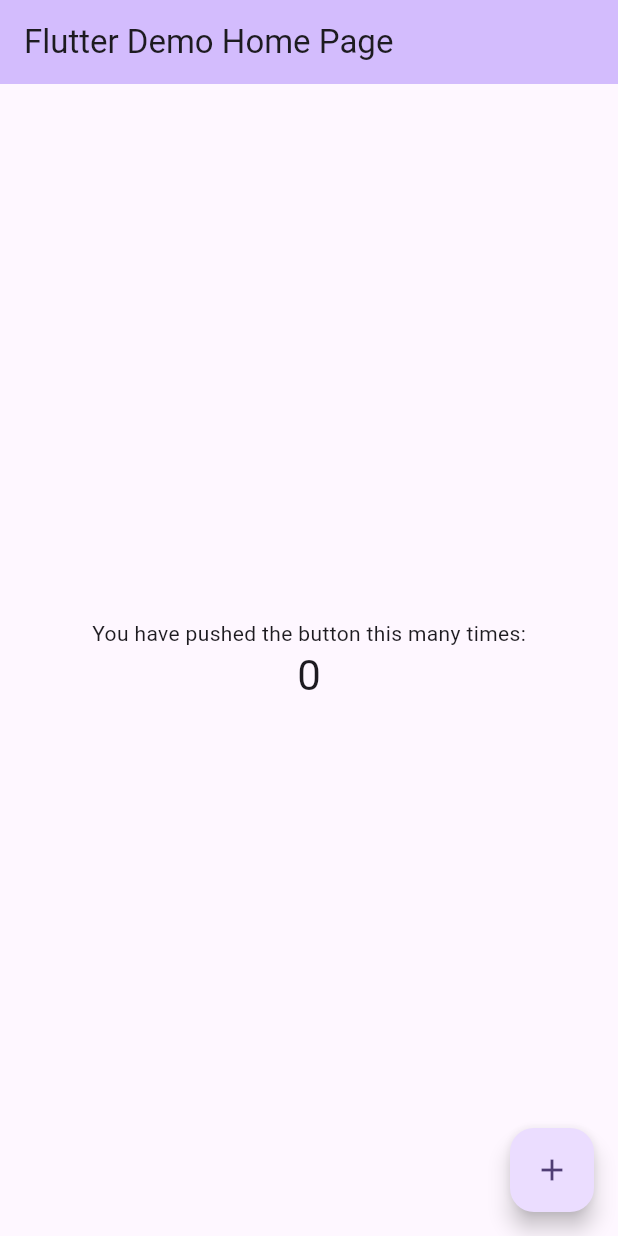
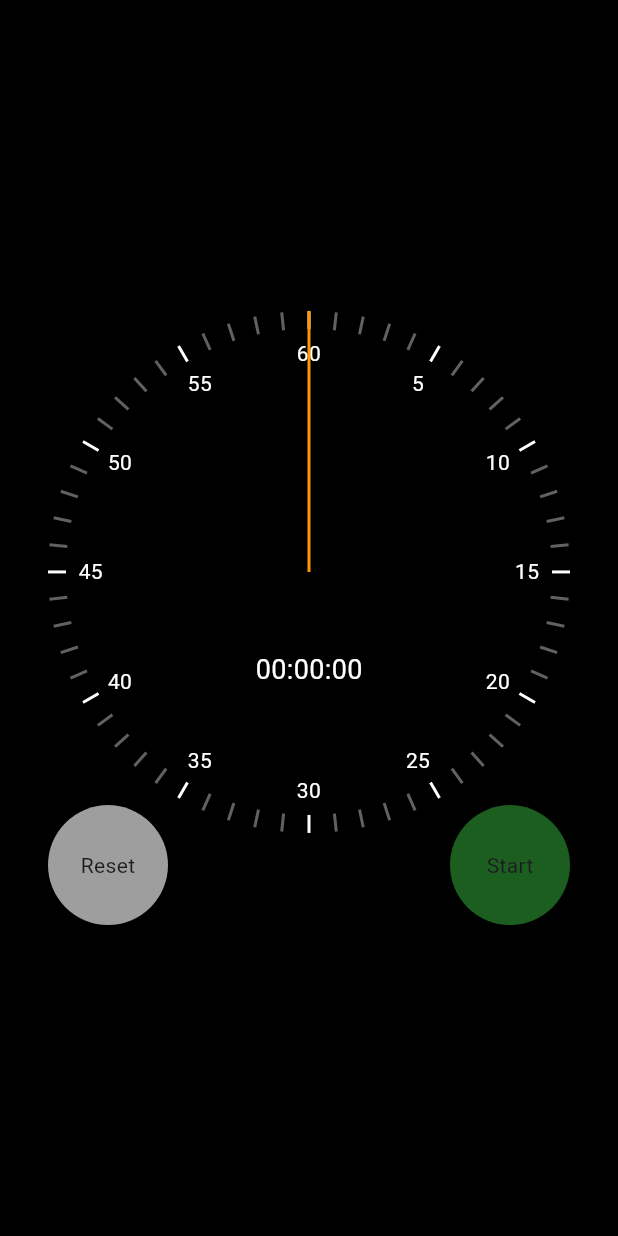
Before and after one commit to hosseinhp1378/interactive-stop-watch, a Flutter app: the screen it shows after launch, on a phone screen of 412 x 824 dp. Run offline on Flutter 3.47's test engine with Material 3 defaults, Android fonts, the phone set to English and light mode, and no system bars.

Commit message:
completed the interactive stop watch clock

```diff
--- a/lib/main.dart
+++ b/lib/main.dart
@@ -1,4 +1,6 @@
 import 'package:flutter/material.dart';
+import 'package:flutter/services.dart';
+import 'ui/stopwatch.dart';
 
 void main() {
   runApp(const MyApp());
@@ -12,114 +14,39 @@ class MyApp extends StatelessWidget {
   Widget build(BuildContext context) {
     return MaterialApp(
       title: 'Flutter Demo',
+      debugShowCheckedModeBanner: false,
       theme: ThemeData(
-        // This is the theme of your application.
-        //
-        // TRY THIS: Try running your application with "flutter run". You'll see
-        // the application has a purple toolbar. Then, without quitting the app,
-        // try changing the seedColor in the colorScheme below to Colors.green
-        // and then invoke "hot reload" (save your changes or press the "hot
-        // reload" button in a Flutter-supported IDE, or press "r" if you used
-        // the command line to start the app).
-        //
-        // Notice that the counter didn't reset back to zero; the application
-        // state is not lost during the reload. To reset the state, use hot
-        // restart instead.
-        //
-        // This works for code too, not just values: Most code changes can be
-        // tested with just a hot reload.
-        colorScheme: ColorScheme.fromSeed(seedColor: Colors.deepPurple),
+        scaffoldBackgroundColor: Colors.black,
         useMaterial3: true,
       ),
-      home: const MyHomePage(title: 'Flutter Demo Home Page'),
+      home: const MyHomePage(),
     );
   }
 }
 
 class MyHomePage extends StatefulWidget {
-  const MyHomePage({super.key, required this.title});
-
-  // This widget is the home page of your application. It is stateful, meaning
-  // that it has a State object (defined below) that contains fields that affect
-  // how it looks.
-
-  // This class is the configuration for the state. It holds the values (in this
-  // case the title) provided by the parent (in this case the App widget) and
-  // used by the build method of the State. Fields in a Widget subclass are
-  // always marked "final".
-
-  final String title;
+  const MyHomePage({super.key});
 
   @override
   State<MyHomePage> createState() => _MyHomePageState();
 }
 
 class _MyHomePageState extends State<MyHomePage> {
-  int _counter = 0;
-
-  void _incrementCounter() {
-    setState(() {
-      // This call to setState tells the Flutter framework that something has
-      // changed in this State, which causes it to rerun the build method below
-      // so that the display can reflect the updated values. If we changed
-      // _counter without calling setState(), then the build method would not be
-      // called again, and so nothing would appear to happen.
-      _counter++;
-    });
-  }
-
   @override
   Widget build(BuildContext context) {
-    // This method is rerun every time setState is called, for instance as done
-    // by the _incrementCounter method above.
-    //
-    // The Flutter framework has been optimized to make rerunning build methods
-    // fast, so that you can just rebuild anything that needs updating rather
-    // than having to individually change instances of widgets.
-    return Scaffold(
-      appBar: AppBar(
-        // TRY THIS: Try changing the color here to a specific color (to
-        // Colors.amber, perhaps?) and trigger a hot reload to see the AppBar
-        // change color while the other colors stay the same.
-        backgroundColor: Theme.of(context).colorScheme.inversePrimary,
-        // Here we take the value from the MyHomePage object that was created by
-        // the App.build method, and use it to set our appbar title.
-        title: Text(widget.title),
-      ),
-      body: Center(
-        // Center is a layout widget. It takes a single child and positions it
-        // in the middle of the parent.
-        child: Column(
-          // Column is also a layout widget. It takes a list of children and
-          // arranges them vertically. By default, it sizes itself to fit its
-          // children horizontally, and tries to be as tall as its parent.
-          //
-          // Column has various properties to control how it sizes itself and
-          // how it positions its children. Here we use mainAxisAlignment to
-          // center the children vertically; the main axis here is the vertical
-          // axis because Columns are vertical (the cross axis would be
-          // horizontal).
-          //
-          // TRY THIS: Invoke "debug painting" (choose the "Toggle Debug Paint"
-          // action in the IDE, or press "p" in the console), to see the
-          // wireframe for each widget.
-          mainAxisAlignment: MainAxisAlignment.center,
-          children: <Widget>[
-            const Text(
-              'You have pushed the button this many times:',
+    return AnnotatedRegion<SystemUiOverlayStyle>(
+      value: SystemUiOverlayStyle.light,
+      child: Scaffold(
+        body: Center(
+          child: Padding(
+            padding: const EdgeInsets.all(32.0),
+            child: AspectRatio(
+              aspectRatio: 0.85,
+              child: Stopwatch(),
             ),
-            Text(
-              '$_counter',
-              style: Theme.of(context).textTheme.headlineMedium,
-            ),
-          ],
+          ),
         ),
       ),
-      floatingActionButton: FloatingActionButton(
-        onPressed: _incrementCounter,
-        tooltip: 'Increment',
-        child: const Icon(Icons.add),
-      ), // This trailing comma makes auto-formatting nicer for build methods.
     );
   }
 }
--- /dev/null
+++ b/lib/ui/clock_hand.dart
@@ -0,0 +1,31 @@
+import 'package:flutter/material.dart';
+
+class ClockHand extends StatelessWidget {
+  final double rotationZAngle;
+  final double handThickness;
+  final double handLength;
+  final Color color;
+
+  const ClockHand({
+    super.key,
+    required this.rotationZAngle,
+    required this.handThickness,
+    required this.handLength,
+    required this.color,
+  });
+
+  @override
+  Widget build(BuildContext context) {
+    return Transform(
+      alignment: Alignment.topCenter,
+      transform: Matrix4.identity()
+        ..translate(-handThickness / 2, 0, 0)
+        ..rotateZ(rotationZAngle),
+      child: Container(
+        height: handLength,
+        width: handThickness,
+        color: color,
+      ),
+    );
+  }
+}
--- /dev/null
+++ b/lib/ui/clock_markers.dart
@@ -0,0 +1,79 @@
+// ignore_for_file: public_member_api_docs, sort_constructors_first
+import 'dart:math';
+
+import 'package:flutter/material.dart';
+
+class ClockSecondsTickMarker extends StatelessWidget {
+  const ClockSecondsTickMarker({
+    super.key,
+    required this.seconds,
+    required this.radius,
+  });
+  final int seconds;
+  final double radius;
+
+  @override
+  Widget build(BuildContext context) {
+    final color = seconds % 5 == 0 ? Colors.white : Colors.grey.shade700;
+    const width = 2.0;
+    const height = 12.0;
+    return Transform(
+      alignment: Alignment.center,
+      transform: Matrix4.identity()
+        ..translate(
+          -width / 2,
+          -height / 2,
+          0,
+        )
+        ..rotateZ(2 * pi * (seconds / 60.0))
+        ..translate(0.0, radius - height / 2, 0.0),
+      // ..translate(0, (radius - height) / 2, 0.0),
+      child: Container(
+        width: width,
+        height: height,
+        color: color,
+      ),
+    );
+  }
+}
+
+class ClockTextMarkers extends StatelessWidget {
+  final int value;
+  final int maxValue;
+  final double radius;
+  const ClockTextMarkers({
+    super.key,
+    required this.value,
+    required this.maxValue,
+    required this.radius,
+  });
+
+  @override
+  Widget build(BuildContext context) {
+    const double width = 30;
+    const double height = 20;
+    return Transform(
+      alignment: Alignment.center,
+      transform: Matrix4.identity()
+        ..translate(
+          -width / 2,
+          -height / 2,
+          0,
+        )
+        ..rotateZ(pi + 2 * pi * (value / maxValue))
+        ..translate(0.0, radius - height / 0.7, 0.0)
+        ..rotateZ(pi - 2 * pi * (value / maxValue)),
+      // ..rotateZ(pi * 3),
+      // ..translate(0, (radius - height) / 2, 0.0),
+      child: SizedBox(
+        width: width,
+        height: height,
+        child: Text(
+          value.toString(),
+          textAlign: TextAlign.center,
+          style: TextStyle(color: Colors.white),
+        ),
+      ),
+    );
+  }
+}
--- /dev/null
+++ b/lib/ui/elapsed_time_text_basic.dart
@@ -0,0 +1,30 @@
+import 'package:flutter/material.dart';
+
+class ElapsedTimeTextBasic extends StatelessWidget {
+  final Duration elapsed;
+  const ElapsedTimeTextBasic({
+    super.key,
+    required this.elapsed,
+  });
+
+  @override
+  Widget build(BuildContext context) {
+    final hundreds = (elapsed.inMilliseconds / 10) % 100;
+    final seconds = elapsed.inSeconds % 60;
+    final minutes = elapsed.inMinutes % 60;
+    final hundredsStr = hundreds.toStringAsFixed(0).padLeft(2, '0');
+    final secondsStr = seconds.toString().padLeft(2, '0');
+    final minutesStr = minutes.toString().padLeft(2, '0');
+
+    return Row(
+      mainAxisAlignment: MainAxisAlignment.center,
+      children: [
+        Text(
+          '$minutesStr:$secondsStr:$hundredsStr',
+          textAlign: TextAlign.center,
+          style: TextStyle(fontSize: 18, color: Colors.white),
+        ),
+      ],
+    );
+  }
+}
--- /dev/null
+++ b/lib/ui/reset_button.dart
@@ -0,0 +1,25 @@
+import 'package:flutter/material.dart';
+
+class ResetButton extends StatelessWidget {
+  final VoidCallback? onPressed;
+  const ResetButton({
+    super.key,
+    required this.onPressed,
+  });
+
+  @override
+  Widget build(BuildContext context) {
+    return ClipOval(
+      child: Material(
+        color: Colors.grey,
+        child: InkWell(
+          onTap: onPressed,
+          child: Align(
+            alignment: Alignment.center,
+            child: Text('Reset'),
+          ),
+        ),
+      ),
+    );
+  }
+}
--- /dev/null
+++ b/lib/ui/start_stop_button.dart
@@ -0,0 +1,27 @@
+import 'package:flutter/material.dart';
+
+class StartStopButton extends StatelessWidget {
+  final VoidCallback? onPressed;
+  final bool isRunning;
+  const StartStopButton({
+    super.key,
+    required this.onPressed,
+    required this.isRunning,
+  });
+
+  @override
+  Widget build(BuildContext context) {
+    return ClipOval(
+      child: Material(
+        color: isRunning ? Colors.red[900] : Colors.green[900],
+        child: InkWell(
+          onTap: onPressed,
+          child: Align(
+            alignment: Alignment.center,
+            child: Text(isRunning ? 'Stop' : 'Start'),
+          ),
+        ),
+      ),
+    );
+  }
+}
--- /dev/null
+++ b/lib/ui/stopwatch.dart
@@ -0,0 +1,105 @@
+import 'dart:async';
+
+import 'package:flutter/material.dart';
+import 'package:flutter/scheduler.dart';
+import 'package:interactive_stop_watch/ui/elapsed_time_text_basic.dart';
+import 'package:interactive_stop_watch/ui/reset_button.dart';
+import 'package:interactive_stop_watch/ui/start_stop_button.dart';
+import 'package:interactive_stop_watch/ui/stopwatch_rendere.dart';
+
+class Stopwatch extends StatefulWidget {
+  const Stopwatch({super.key});
+
+  @override
+  State<Stopwatch> createState() => _StopwatchState();
+}
+
+class _StopwatchState extends State<Stopwatch>
+    with SingleTickerProviderStateMixin {
+  Duration _previouslyElapsed = Duration.zero;
+  Duration _currentlyElapsed = Duration.zero;
+  Duration get _elapsed => _previouslyElapsed + _currentlyElapsed;
+
+  late final Ticker _ticker;
+  bool _isRunning = false;
+
+  @override
+  void initState() {
+    _ticker = Ticker(
+      (elapsed) {
+        setState(() {
+          _currentlyElapsed = elapsed;
+        });
+      },
+    );
+
+    super.initState();
+  }
+
+  @override
+  void dispose() {
+    _ticker.dispose();
+    super.dispose();
+  }
+
+  void _handleStartStop() {
+    if (_isRunning) {
+      setState(() {
+        _isRunning = false;
+      });
+      _previouslyElapsed += _currentlyElapsed;
+      _currentlyElapsed = Duration.zero;
+      _ticker.stop();
+    } else {
+      setState(() {
+        _isRunning = true;
+      });
+      _ticker.start();
+    }
+  }
+
+  void _reset() {
+    _ticker.stop();
+    setState(() {
+      _isRunning = false;
+      _previouslyElapsed = Duration.zero;
+      _currentlyElapsed = Duration.zero;
+    });
+  }
+
+  @override
+  Widget build(BuildContext context) {
+    return LayoutBuilder(builder: (context, constraints) {
+      final radius = constraints.maxWidth / 2;
+      return Stack(
+        children: [
+          StopwatchRendere(
+            elapsed: _elapsed,
+            radius: radius,
+          ),
+          Align(
+            alignment: Alignment.bottomLeft,
+            child: SizedBox(
+              width: 80,
+              height: 80,
+              child: ResetButton(
+                onPressed: _reset,
+              ),
+            ),
+          ),
+          Align(
+            alignment: Alignment.bottomRight,
+            child: SizedBox(
+              width: 80,
+              height: 80,
+              child: StartStopButton(
+                isRunning: _isRunning,
+                onPressed: _handleStartStop,
+              ),
+            ),
+          )
+        ],
+      );
+    });
+  }
+}
--- /dev/null
+++ b/lib/ui/stopwatch_rendere.dart
@@ -0,0 +1,73 @@
+import 'dart:math';
+
+import 'package:flutter/material.dart';
+import 'package:interactive_stop_watch/ui/clock_hand.dart';
+import 'package:interactive_stop_watch/ui/clock_markers.dart';
+import 'package:interactive_stop_watch/ui/elapsed_time_text_basic.dart';
+
+class StopwatchRendere extends StatelessWidget {
+  const StopwatchRendere({
+    super.key,
+    required this.elapsed,
+    required this.radius,
+  });
+
+  final Duration elapsed;
+  final double radius;
+
+  @override
+  Widget build(BuildContext context) {
+    return Stack(
+      children: [
+        // Container(
+        //   decoration: BoxDecoration(
+        //       border: Border.all(width: 3, color: Colors.orange),
+        //       borderRadius: BorderRadius.circular(radius)),
+        // ),
+        for (var i = 0; i < 60; i++)
+          Positioned(
+            left: radius,
+            top: radius,
+            child: ClockSecondsTickMarker(seconds: i, radius: radius),
+          ),
+        for (var i = 5; i <= 60; i += 5)
+          Positioned(
+            left: radius,
+            top: radius,
+            child: ClockTextMarkers(
+              value: i,
+              radius: radius,
+              maxValue: 60,
+            ),
+          ),
+        Positioned(
+          left: radius,
+          top: radius,
+          child: ClockHand(
+            rotationZAngle: pi + (2 * pi / 60000) * elapsed.inMilliseconds,
+            handThickness: 2,
+            handLength: radius,
+            color: Colors.orange,
+          ),
+        ),
+        // Transform(
+        //   transform: Matrix4.identity()
+        //     ..translate(50.0, 0, 0)
+        //     ..rotateZ(pi / 4),
+        //   alignment: Alignment.center,
+        //   child: Container(
+        //     color: Colors.indigo,
+        //   ),
+        // ),
+        Positioned(
+          left: 0,
+          right: 0,
+          top: radius * 1.3,
+          child: ElapsedTimeTextBasic(
+            elapsed: elapsed,
+          ),
+        ),
+      ],
+    );
+  }
+}
```
